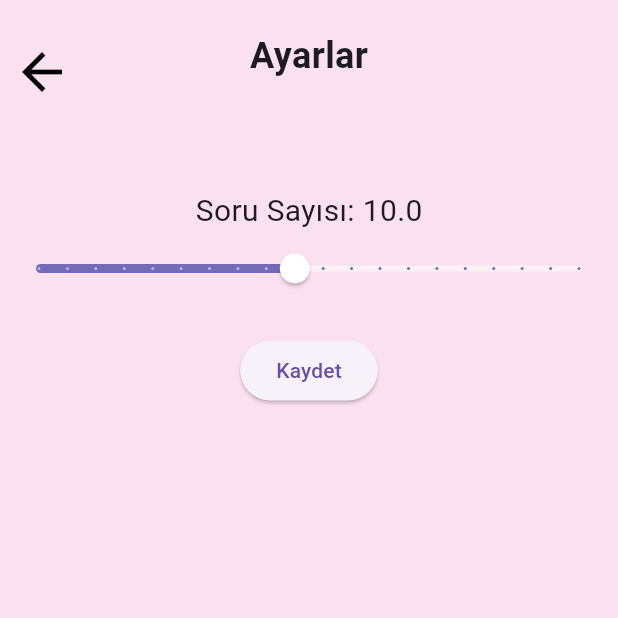
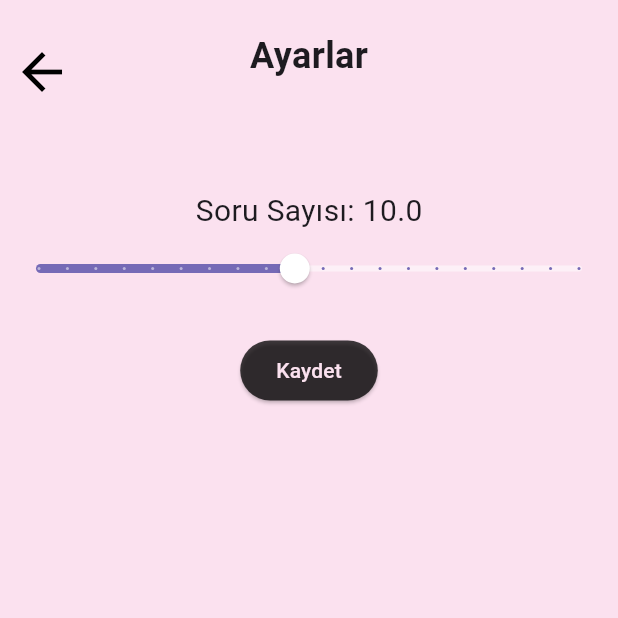
Before and after one commit to Dilara-Selin/Word-Sparkle, a Flutter app: the SettingsPage screen opened directly, on a phone screen of 412 x 824 dp, the top half of it. Run offline on Flutter 3.47's test engine with Material 3 defaults, Android fonts, the light colour scheme and no system bars; our stand-ins replace charts_flutter, cloud_firestore, firebase_auth, firebase_core, firebase_storage, image_picker and 2 more; accounts and stored records are empty.

Commit message:
Code Smells

```diff
--- a/lib/customs/custom.elevatedbutton.dart
+++ b/lib/customs/custom.elevatedbutton.dart
@@ -1,5 +1,4 @@
 import 'package:flutter/material.dart';
-
 import 'customcolors.dart';
 
 class CustomElevatedButton extends StatelessWidget {
--- a/lib/screens/SplashScreen.dart
+++ b/lib/screens/SplashScreen.dart
@@ -18,7 +18,7 @@ class _SplashScreenState extends State<SplashScreen> {
   void initState() {
     super.initState();
     _imageFuture = _loadAsset('images/logo.png');
-    Timer(const Duration(seconds: 1, milliseconds: 30), () {
+    Timer(const Duration(seconds: 2), () {
       Navigator.of(context).pushReplacement(
         MaterialPageRoute(builder: (_) => LoginPage()),
       );
--- a/lib/screens/addword.dart
+++ b/lib/screens/addword.dart
@@ -246,6 +246,11 @@ class _AddWordState extends State<AddWord> {
                 borderSide:
                     const BorderSide(color: CustomColors.lighttextcolor),
               ),
+              errorStyle: TextStyle(color: CustomColors.errorcolor),
+              errorBorder: OutlineInputBorder(
+                borderRadius: BorderRadius.circular(10),
+                borderSide: const BorderSide(color: CustomColors.errorcolor),
+              ),
             ),
             validator: validator,
           ),
--- a/lib/screens/forgotpassword.dart
+++ b/lib/screens/forgotpassword.dart
@@ -125,7 +125,7 @@ class _ForgotPasswordState extends State<ForgotPassword> {
     );
   }
 
-  Widget _buildLoginButton() {   // login button hem burada hem de signup kısmında aynı içeriğe sahip customwdget yapılabilir
+  Widget _buildLoginButton() {
     return TextButton(
       onPressed: () {
         Navigator.push(
--- a/lib/screens/home.dart
+++ b/lib/screens/home.dart
@@ -32,7 +32,8 @@ class _HomeScreenState extends State<HomeScreen> {
     }
   }
 
-  Widget buildCustomButton({   // custom.elevatedbuttonunun içerisine aktarılacak
+  Widget buildCustomButton({
+    // custom.elevatedbuttonunun içerisine aktarılacak
     required String content,
     required VoidCallback onPressed,
     EdgeInsetsGeometry padding = const EdgeInsets.only(top: 40),
--- a/lib/screens/login.dart
+++ b/lib/screens/login.dart
@@ -96,7 +96,6 @@ class _LoginPageState extends State<LoginPage> {
   }
 
   TextFormField buildTextFormField({
-    // customs dosyasına eklenecek
     required String hintText,
     required FormFieldSetter<String> onSaved,
     required FormFieldValidator<String> validator,
--- a/lib/screens/settings.dart
+++ b/lib/screens/settings.dart
@@ -82,7 +82,14 @@ class _SettingsPageState extends State<SettingsPage> {
                   // Ayarlar sayfasını kapatarak önceki sayfaya dön
                   Navigator.of(context).pop();
                 },
-                child: Text('Kaydet'),
+                child: Text(
+                  'Kaydet',
+                  style: TextStyle(color: CustomColors.themecolor),
+                ),
+                style: ButtonStyle(
+                  backgroundColor:
+                      MaterialStateProperty.all(CustomColors.buttoncolor),
+                ),
               ),
             ],
           ),
```
Also changed, not shown: lib/customs/customCardWidget.dart (added, +17 -0 lines), lib/screens/SuccessModulePage.dart (+12 -27 lines).
